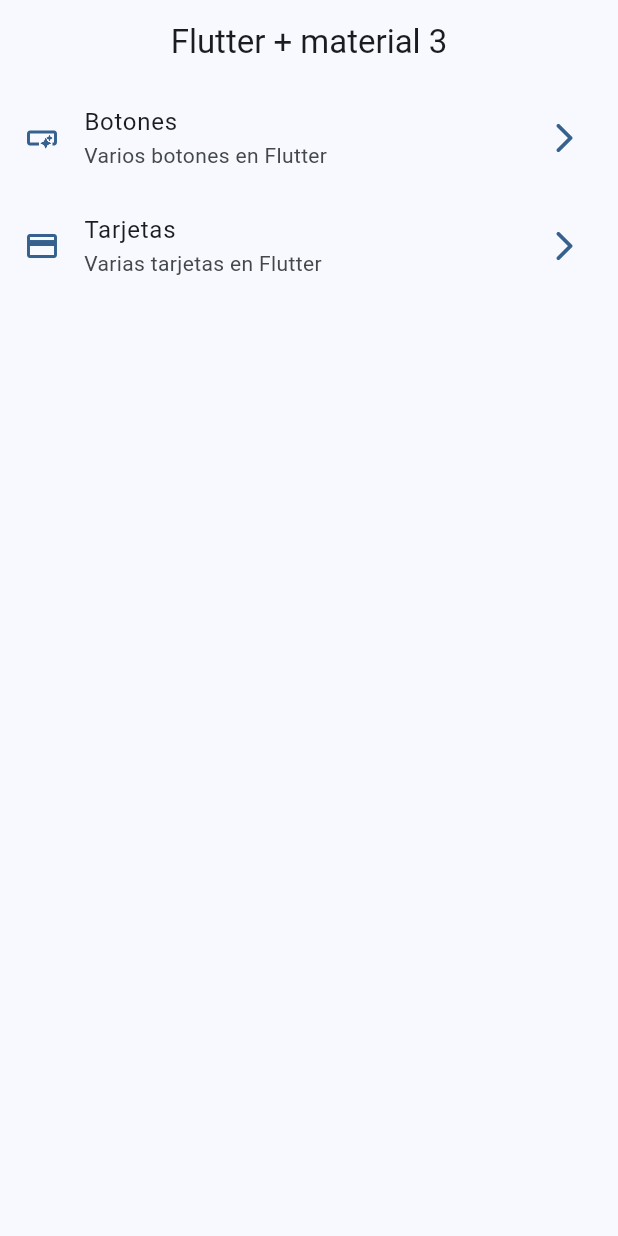
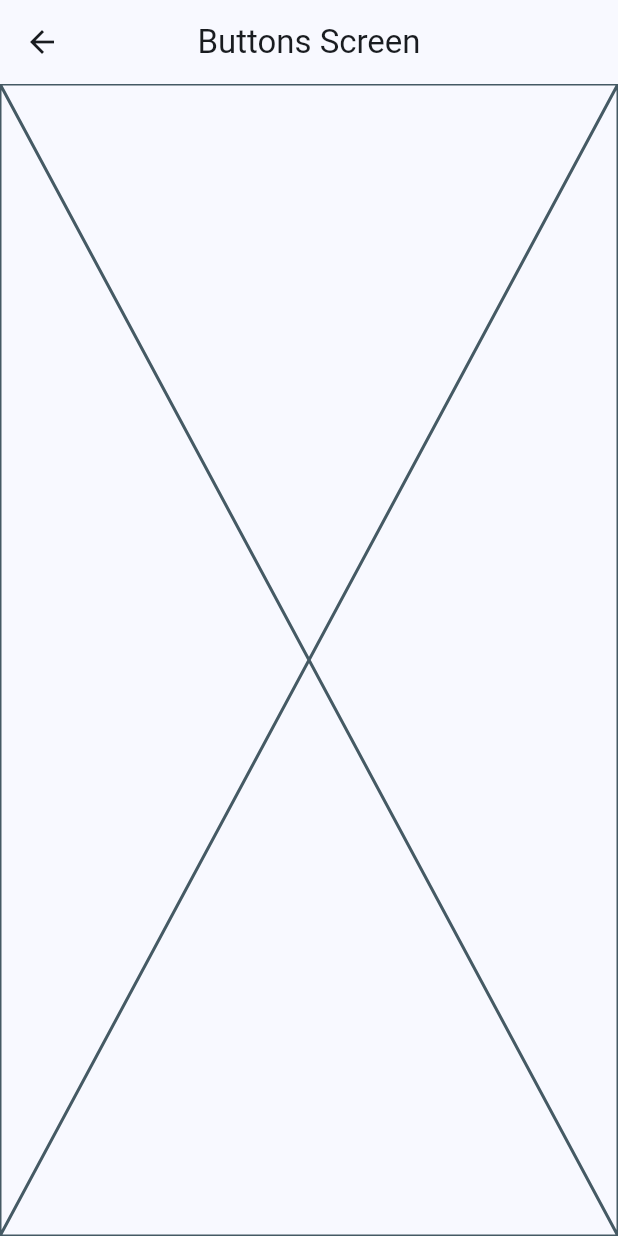
Before and after one commit to josetapia97/FlutterCardPlay, a Flutter app: the screen it shows after launch, after a tap on "Botones", on a phone screen of 412 x 824 dp. Run offline on Flutter 3.47's test engine with Material 2 defaults, Android fonts, the phone set to English and light mode, and no system bars.

Commit message:
sistema basico de rutas

```diff
--- a/lib/main.dart
+++ b/lib/main.dart
@@ -1,5 +1,7 @@
 import 'package:flutter/material.dart';
 import 'package:widgets_app/config/theme/app_theme.dart';
+import 'package:widgets_app/presentation/screens/cards/cards_screen.dart';
+import 'package:widgets_app/presentation/screens/home/buttons/buttons_screen.dart';
 import 'package:widgets_app/presentation/screens/home/home_screen.dart';
 
 void main() {
@@ -14,7 +16,11 @@ class MainApp extends StatelessWidget {
     return  MaterialApp(
       debugShowCheckedModeBanner: false,
       theme: AppTheme(selectedColor: 0).getTheme(),
-      home: const HomeScreen()
+      home: const HomeScreen(),
+      routes: {
+        '/buttons': (context) => const ButtonsScreen(),
+        '/cards':(context) => const CardsScreen()
+      },
     );
   }
 }
--- /dev/null
+++ b/lib/presentation/screens/home/buttons/buttons_screen.dart
@@ -0,0 +1,15 @@
+import 'package:flutter/material.dart';
+
+class ButtonsScreen extends StatelessWidget {
+  const ButtonsScreen({super.key});
+
+  @override
+  Widget build(BuildContext context) {
+    return Scaffold(
+      appBar: AppBar(
+        title: const Text('Buttons Screen'),
+      ),
+      body: const Placeholder(),
+    );
+  }
+}
--- a/lib/presentation/screens/home/home_screen.dart
+++ b/lib/presentation/screens/home/home_screen.dart
@@ -1,5 +1,6 @@
 import 'package:flutter/material.dart';
 import 'package:widgets_app/config/theme/menu/menu_items.dart';
+import 'package:widgets_app/presentation/screens/home/buttons/buttons_screen.dart';
 
 class HomeScreen extends StatelessWidget {
   const HomeScreen({super.key});
@@ -10,7 +11,7 @@ class HomeScreen extends StatelessWidget {
       appBar: AppBar(
         title: const Text('Flutter + material 3'),
       ),
-      body: const _HomeView() ,
+      body: const _HomeView(),
     );
   }
 }
@@ -39,16 +40,26 @@ class _ListTileCustom extends StatelessWidget {
 
   @override
   Widget build(BuildContext context) {
-
     final colors = Theme.of(context).colorScheme;
 
     return ListTile(
-      leading: Icon(menuItem.icon, color: colors.primary), // Puedes agregar un ícono si lo deseas.
-      trailing: Icon(Icons.arrow_forward_ios_rounded, color:colors.primary,),
+      leading: Icon(menuItem.icon,
+          color: colors.primary), // Puedes agregar un ícono si lo deseas.
+      trailing: Icon(
+        Icons.arrow_forward_ios_rounded,
+        color: colors.primary,
+      ),
       title: Text(menuItem.tittle),
       subtitle: Text(menuItem.subtittle), // Agregamos el subtítulo aquí.
       onTap: () {
         //todo: navegar a otra pantalla
+        // Navigator.of(context).push(
+        //  MaterialPageRoute(
+        //  builder: (context) => const ButtonsScreen(),
+        //  ),
+        // );
+
+        Navigator.pushNamed(context, menuItem.link);
       },
     );
   }
```
Also changed, not shown: lib/presentation/screens/cards/cards_screen.dart (added, +15 -0 lines).
